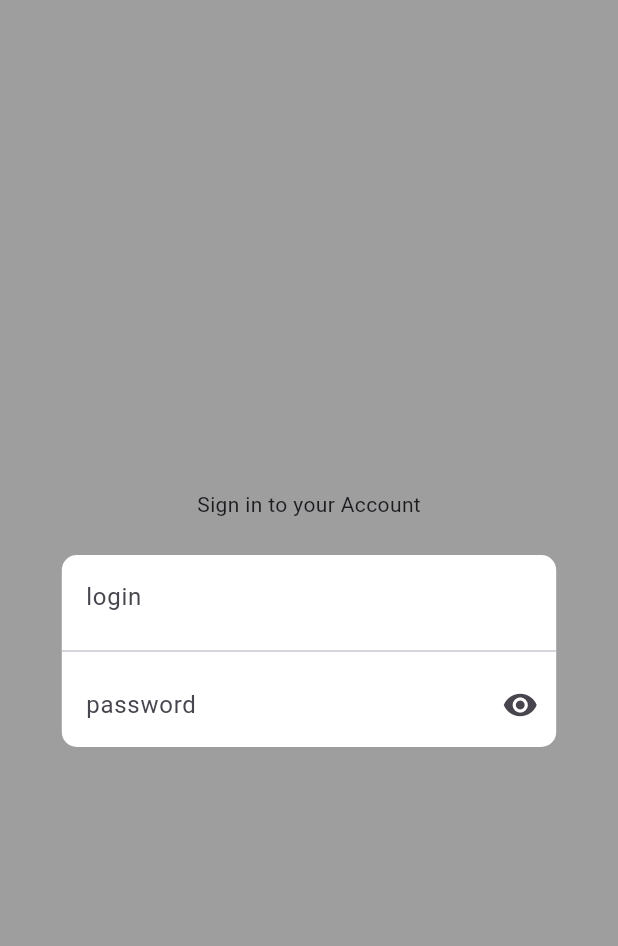
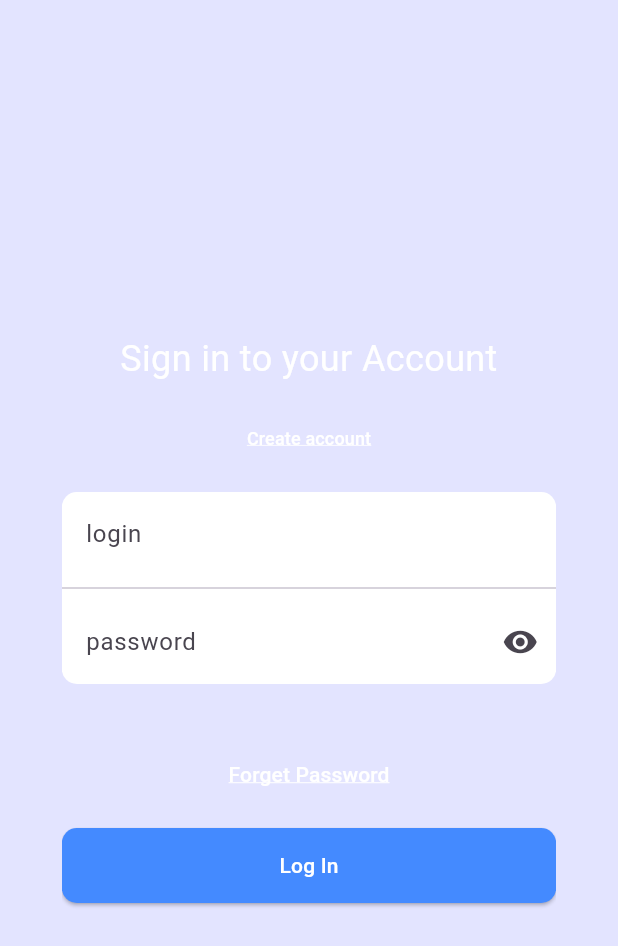
Before and after one commit to RbhbkK22/superAppFrontFL, a Flutter app: the screen it shows after launch, on a phone screen of 412 x 824 dp. Shown: the top 946 px of the screen. Run offline on Flutter 3.47's test engine with Material 3 defaults, Android fonts, the phone set to English and light mode, and no system bars; our stand-ins replace go_router, rxdart.

Commit message:
login screen complete

```diff
--- a/lib/features/login/screens/login_screen.dart
+++ b/lib/features/login/screens/login_screen.dart
@@ -8,15 +8,28 @@ class LoginScreen extends StatelessWidget {
 
   @override
   Widget build(BuildContext context) {
-    var screenSize = MediaQuery.of(context).size;
     return Column(
+      spacing: 12,
       mainAxisAlignment: MainAxisAlignment.center,
-      spacing: 24,
       children: [
-        Text('Sign in to your Account'),
+        Text(
+          'Sign in to your Account',
+          textAlign: TextAlign.center,
+          style: TextStyle(color: Colors.white, fontSize: 24),
+        ),
+        TextButton(
+          onPressed: () {},
+          child: Text(
+            'Create account',
+            style: TextStyle(
+              color: Colors.white,
+              fontSize: 12,
+              decoration: TextDecoration.underline,
+              decorationColor: Colors.white,
+            ),
+          ),
+        ),
         Container(
-          width: screenSize.width * 0.8,
-          constraints: BoxConstraints(maxWidth: 500),
           decoration: BoxDecoration(
             color: Colors.white,
             borderRadius: BorderRadius.circular(10),
@@ -35,6 +48,32 @@ class LoginScreen extends StatelessWidget {
             ],
           ),
         ),
+        SizedBox(height: 12,),
+        TextButton(
+          onPressed: () {},
+          child: Text(
+            'Forget Password',
+            style: TextStyle(
+              color: Colors.white,
+              decoration: TextDecoration.underline,
+              decorationColor: Colors.white,
+            ),
+          ),
+        ),
+        ElevatedButton(
+          onPressed: () {},
+          style: ButtonStyle(
+            minimumSize: WidgetStatePropertyAll(Size(double.infinity, 50)),
+            backgroundColor: WidgetStatePropertyAll(Colors.blueAccent),
+            shape: WidgetStatePropertyAll(
+              RoundedRectangleBorder(
+                borderRadius: BorderRadius.circular(10),
+                side: BorderSide.none,
+              ),
+            ),
+          ),
+          child: const Text('Log In', style: TextStyle(color: Colors.white)),
+        ),
       ],
     );
   }
--- /dev/null
+++ b/lib/features/summary/screens/summary.dart
@@ -0,0 +1,11 @@
+import 'package:flutter/cupertino.dart';
+import 'package:flutter/material.dart';
+
+class Summary extends StatelessWidget {
+  const Summary({super.key});
+
+  @override
+  Widget build(BuildContext context) {
+    return Scaffold();
+  }
+}
--- a/lib/layouts/login_layout.dart
+++ b/lib/layouts/login_layout.dart
@@ -1,4 +1,3 @@
-import 'package:flutter/cupertino.dart';
 import 'package:flutter/material.dart';
 
 class LoginLayout extends StatelessWidget {
@@ -8,9 +7,16 @@ class LoginLayout extends StatelessWidget {
 
   @override
   Widget build(BuildContext context) {
+    var screenSize = MediaQuery.of(context).size;
     return Scaffold(
-      backgroundColor: Colors.grey,
-      body: Center(child: child),
+      backgroundColor: Color(0x21252bff),
+      body: Center(
+        child: Container(
+          width: screenSize.width * 0.8,
+          constraints: BoxConstraints(maxWidth: 500),
+          child: child,
+        ),
+      ),
     );
   }
 }
```
